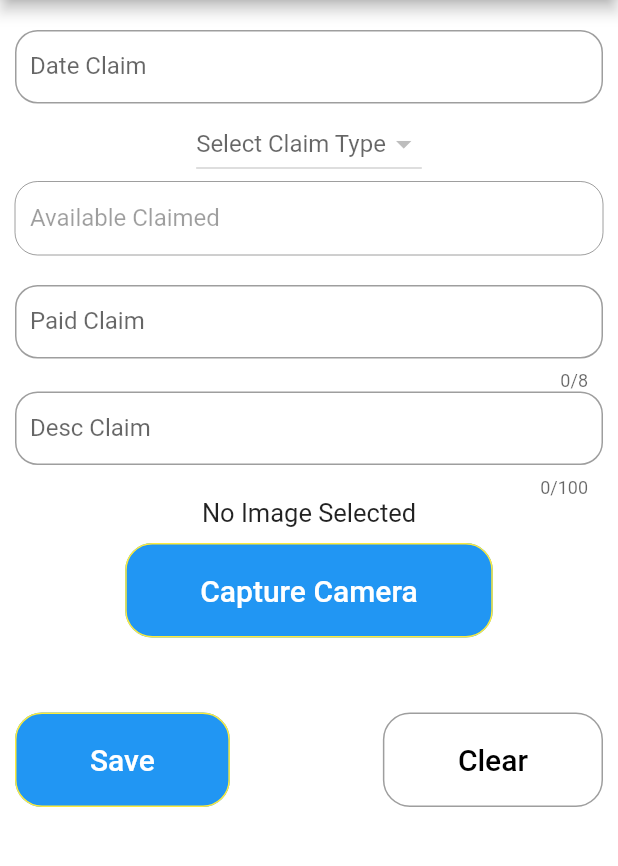
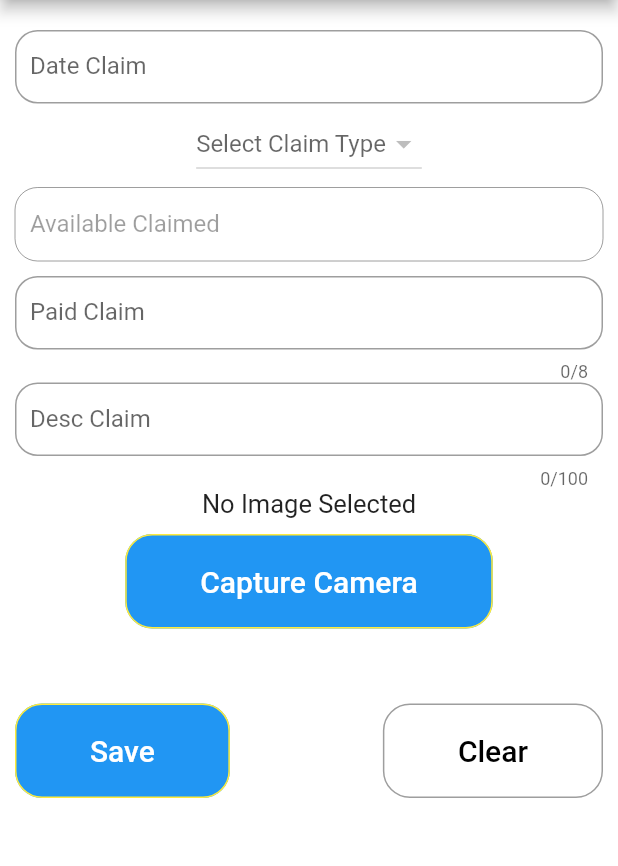
Before and after one commit to dendhi93/studyFlutter, a Flutter app: the ClaimTransActivity screen opened directly, after a tap on "Save", on a phone screen of 412 x 824 dp, the part 84-950 px from its top. Run offline on Flutter 3.47's test engine with Material 2 defaults, Android fonts, the phone set to English and light mode, and no system bars; our stand-ins replace curved_navigation_bar, fluttertoast, geolocator, image_picker, shared_preferences; missing offline and left inert: android_intent, geocoder; accounts and stored records are empty; Roboto replaces fonts that are missing (Poppins).

```diff
--- a/lib/activity/ClaimTransActivity.dart
+++ b/lib/activity/ClaimTransActivity.dart
@@ -253,12 +253,12 @@ class _ClaimTransActivityState extends State<ClaimTransActivity> {
                 isHideDetailText ?
                 new Column(
                   children: <Widget>[
-                    new Padding(padding: EdgeInsets.only(top: 10.0)),
+                    new Padding(padding: EdgeInsets.all(5.0)),
                     new TextFormField(
                       enabled: isEnableText,
                       controller: etOtherClaim,
                       decoration: new InputDecoration(
-                        labelText: "type Claim",
+                        labelText: "Type claim",
                         contentPadding: new EdgeInsets.symmetric(vertical: 15.0, horizontal: 10.0),
                         fillColor: Colors.white,
                         border: new OutlineInputBorder(
@@ -283,7 +283,7 @@ class _ClaimTransActivityState extends State<ClaimTransActivity> {
                 isShowDropDown ?
                 new Column(
                   children: <Widget>[
-                    new Padding(padding: EdgeInsets.only(top: 1.0)),
+                    new Padding(padding: EdgeInsets.only(top: 5.0)),
                     new TextFormField(
                       enabled: false,
                       controller: etAvailableClaimTotal,
@@ -306,7 +306,7 @@ class _ClaimTransActivityState extends State<ClaimTransActivity> {
                 ): Container(
                     color: Colors.white
                 ),
-                new Padding(padding: EdgeInsets.only(top: 20.0)),
+                new Padding(padding: EdgeInsets.only(top: 10.0)),
                 new TextFormField(
                   enabled: isEnableText,
                   controller: etPaidClaim,
--- a/lib/util/ConstanstVar.dart
+++ b/lib/util/ConstanstVar.dart
@@ -1,6 +1,6 @@
 
 class ConstanstVar{
-  static String urlApi = "http://192.168.142.241/coreHris/";
+  static String urlApi = "http://192.168.1.123/coreHris/";
   static String noConnectionMessage = "Device not connected to network";
   static String noConnectionTitle = "No Network";
   static int successCode = 200;
```
Also changed, not shown: lib/activity/UnAttendanceTransActivity.dart (+21 -9 lines).
